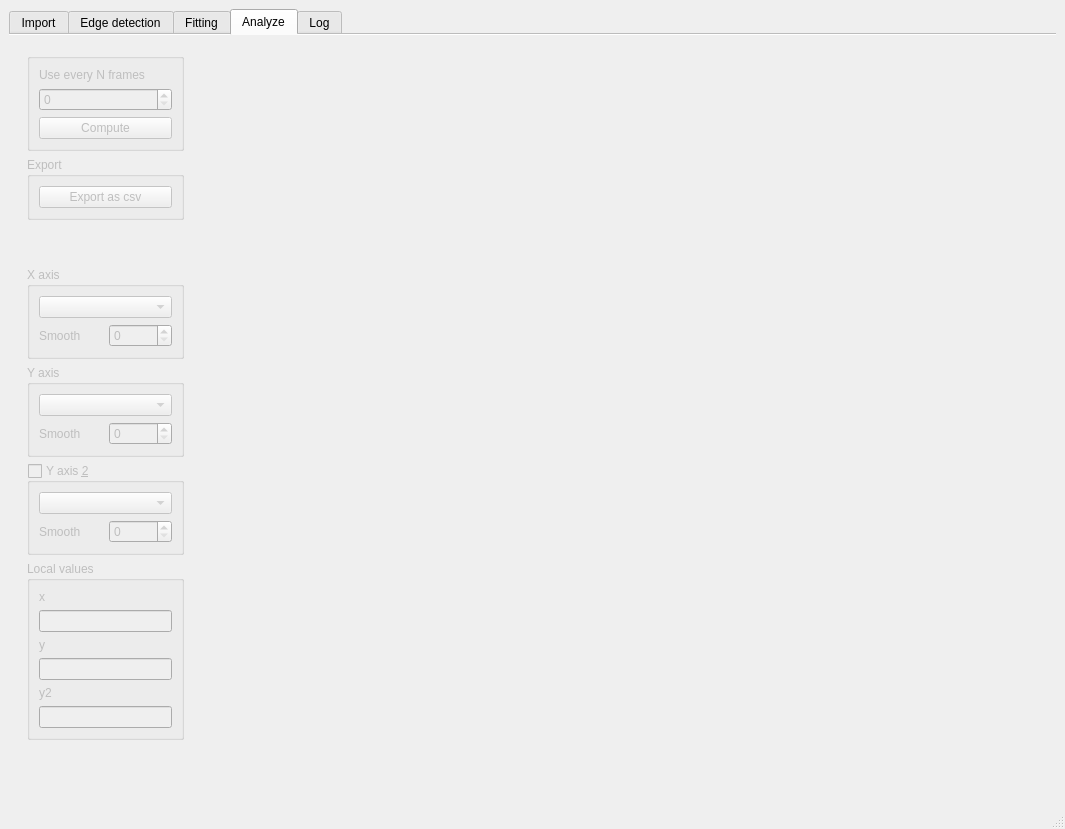
Above: pyDSAqt5/design.ui from galaunay/pyDSA_gui before the change. Below: the same form after it.
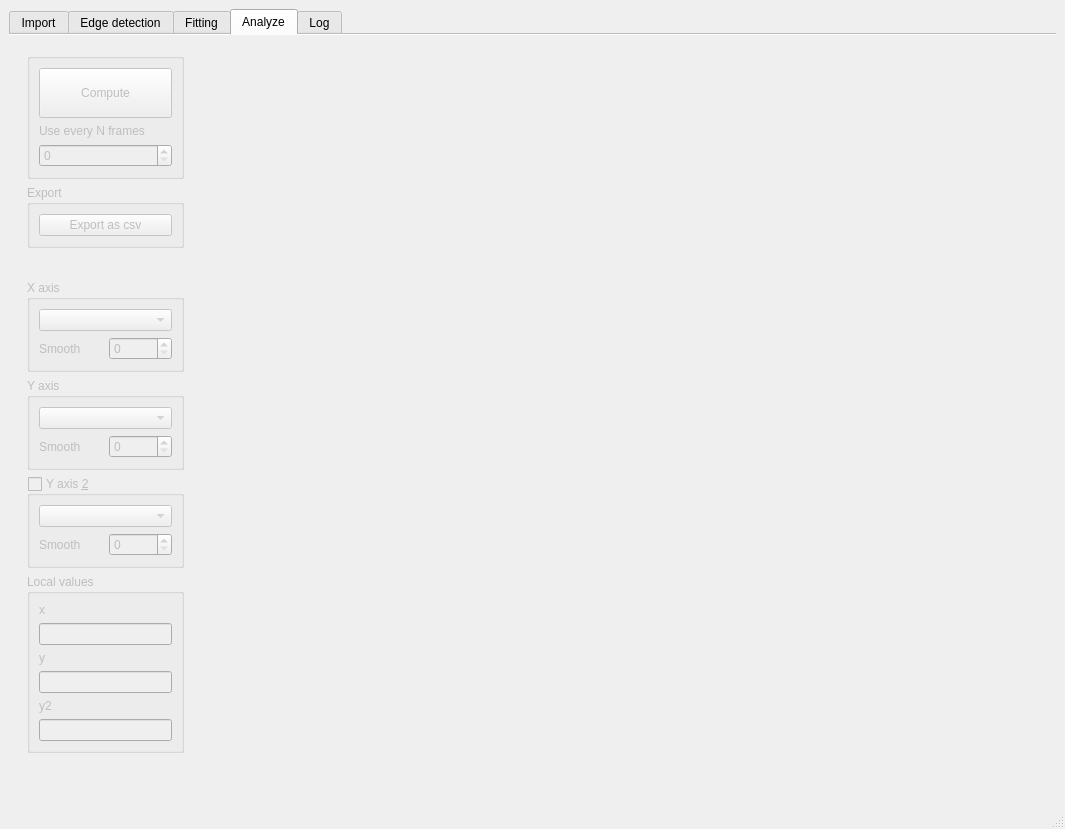
That is the form after the change. Custom widgets are drawn as their Qt base class.

```diff
--- a/pyDSAqt5/design.ui
+++ b/pyDSAqt5/design.ui
@@ -1226,6 +1226,19 @@
               <bool>false</bool>
              </property>
              <layout class="QVBoxLayout" name="verticalLayout_24">
+              <item>
+               <widget class="QPushButton" name="tab4_run_button">
+                <property name="minimumSize">
+                 <size>
+                  <width>0</width>
+                  <height>50</height>
+                 </size>
+                </property>
+                <property name="text">
+                 <string>Compute</string>
+                </property>
+               </widget>
+              </item>
               <item>
                <widget class="QLabel" name="label">
                 <property name="text">
@@ -1236,13 +1249,6 @@
               <item>
                <widget class="QSpinBox" name="tab4_set_N"/>
               </item>
-              <item>
-               <widget class="QPushButton" name="tab4_run_button">
-                <property name="text">
-                 <string>Compute</string>
-                </property>
-               </widget>
-              </item>
              </layout>
             </widget>
            </item>
```
